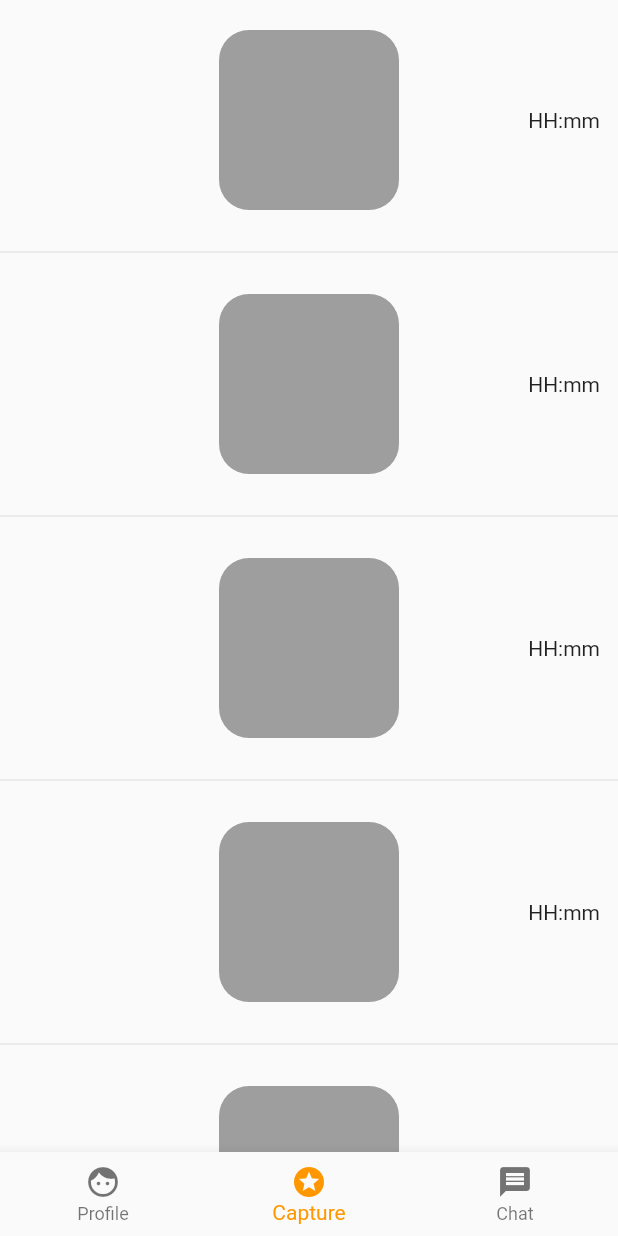
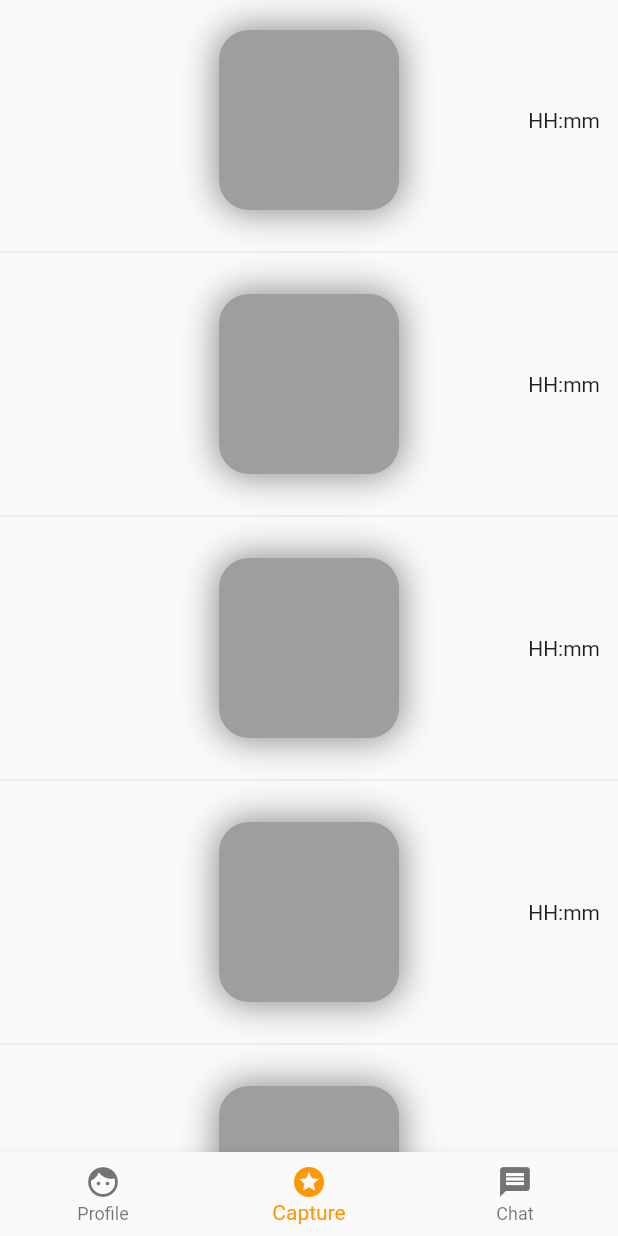
Before and after one commit to potty0/you-ate-clone, a Flutter app: the screen it shows after launch, item 2 of the bottom bar chosen, on a phone screen of 412 x 824 dp. Run offline on Flutter 3.47's test engine with Material 2 defaults, Android fonts, the phone set to English and light mode, and no system bars.

Commit message:
Added box shadow.

```diff
--- a/you_ate_cone/lib/you_ate_home.dart
+++ b/you_ate_cone/lib/you_ate_home.dart
@@ -73,7 +73,11 @@ class CaptureItem extends StatelessWidget {
                 child: Container(
                   width: 120,
                   height: 120,
-                  decoration: BoxDecoration(borderRadius: BorderRadius.circular(20), color: Colors.grey),
+                  decoration: BoxDecoration(
+                    borderRadius: BorderRadius.circular(20),
+                    color: Colors.grey,
+                    boxShadow: [BoxShadow(blurRadius: 20, spreadRadius: 1, color: Colors.black45)],
+                  ),
                 ),
               ),
             ),
```
